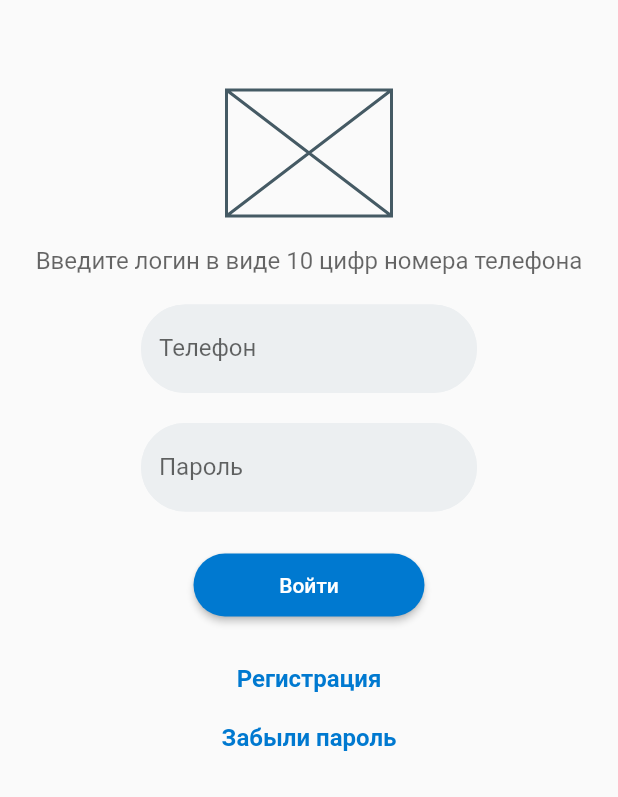
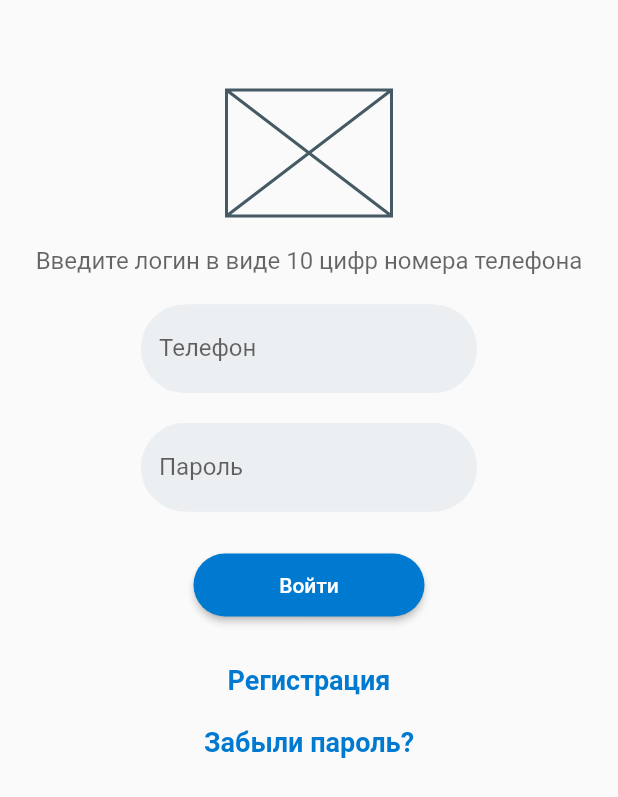
Before and after one commit to StupichevAV/auth_page, a Flutter app: the screen it shows after launch, on a phone screen of 412 x 824 dp. Shown: the top 797 px of the screen. Run offline on Flutter 3.47's test engine with Material 2 defaults, Android fonts, the phone set to English and light mode, and no system bars.

Commit message:
Добавлена стилизация виджетов формы авторизации

```diff
--- a/lib/main.dart
+++ b/lib/main.dart
@@ -15,7 +15,7 @@ class MyApp extends StatelessWidget {
       borderSide: BorderSide(
         color: const Color(0xFFeceff1), width: 2));
     const linkTextStyle = TextStyle(
-      fontSize: 16,
+      fontSize: 18,
       fontWeight: FontWeight.bold,
       color: Color(0xFF0079D0),
     );
@@ -72,7 +72,7 @@ class MyApp extends StatelessWidget {
               InkWell(child: const Text('Регистрация', style: linkTextStyle,),
                   onTap: () {}),
               SizedBox(height: 20,),
-              InkWell(child: const Text('Забыли пароль', style: linkTextStyle,),
+              InkWell(child: const Text('Забыли пароль?', style: linkTextStyle,),
                   onTap: () {}),
 
             ],),
```
